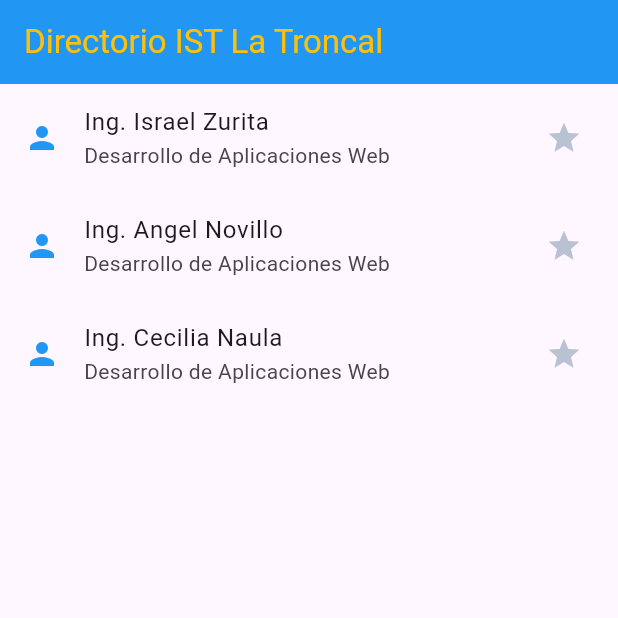
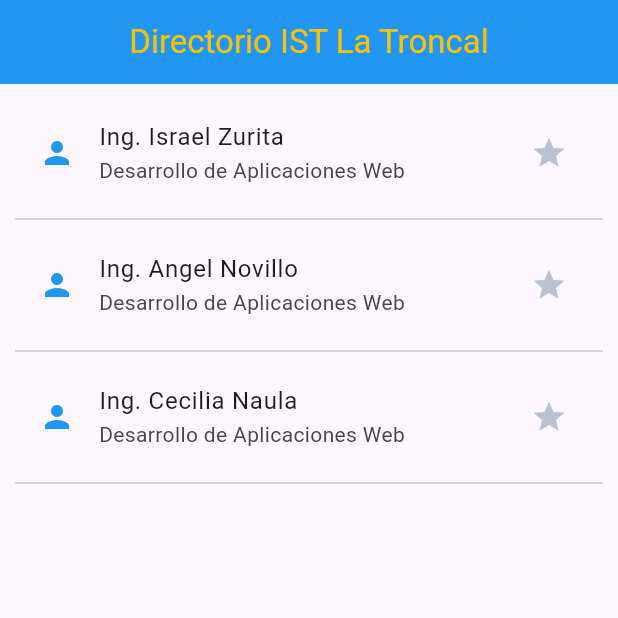
Before and after one commit to bf2012-bf/directorio_istlt, a Flutter app: the screen it shows after launch, on a phone screen of 412 x 824 dp, the top half of it. Run offline on Flutter 3.47's test engine with Material 3 defaults, Android fonts, the phone set to English and light mode, and no system bars.

Commit message:
agregue el padding

```diff
--- a/lib/main.dart
+++ b/lib/main.dart
@@ -13,11 +13,12 @@ class MainApp extends StatelessWidget {
       debugShowCheckedModeBanner: false,
       home: Scaffold(
         appBar: AppBar(
-          title: Text("Directorio IST La Troncal"),
+          title: Center(child: Text("Directorio IST La Troncal")),
           backgroundColor: Colors.blue,
           foregroundColor: Colors.amber,
         ),
         body: ListView(
+        padding: EdgeInsets.all(10),
           children: [
             ListTile(
               trailing: Icon(Icons.star, color:  Color.fromARGB(255, 185, 194, 211)),
@@ -25,18 +26,21 @@ class MainApp extends StatelessWidget {
               title: Text("Ing. Israel Zurita"),
               subtitle: Text("Desarrollo de Aplicaciones Web"),
             ),
+            Divider(),
             ListTile(
               trailing: Icon(Icons.star, color:  Color.fromARGB(255, 185, 194, 211)),
               leading: Icon(Icons.person, color: Colors.blue),
               title: Text("Ing. Angel Novillo"),
               subtitle: Text("Desarrollo de Aplicaciones Web"),
             ),
+            Divider(),
             ListTile(
               trailing: Icon(Icons.star, color:  Color.fromARGB(255, 185, 194, 211)),
               leading: Icon(Icons.person, color: Colors.blue),
               title: Text("Ing. Cecilia Naula"),
               subtitle: Text("Desarrollo de Aplicaciones Web"),
             ),
+            Divider(),
           ],
         ),
       ),
```
